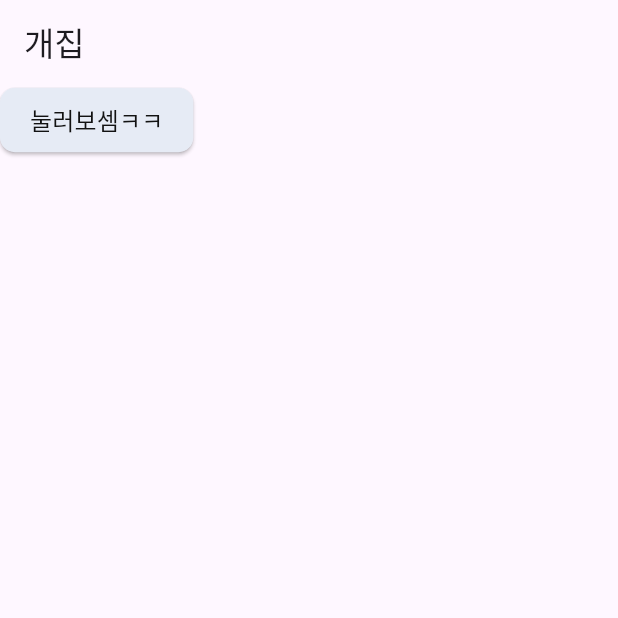
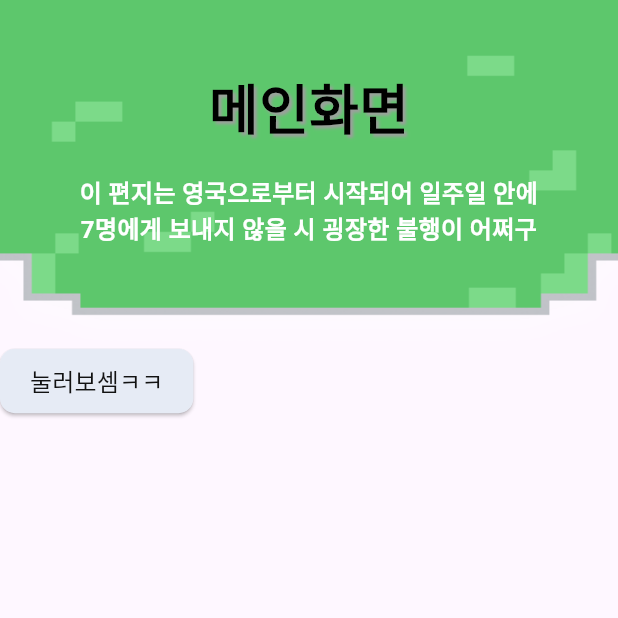
Before and after one commit to pado7sea/Gaenari, a Flutter app: the screen it shows after launch, on a phone screen of 412 x 824 dp, the top half of it. Run offline on Flutter 3.47's test engine with Material 3 defaults, Android fonts, the phone set to English and light mode, and no system bars.

Commit message:
:sparkles: feat : 메인페이지 제작

```diff
--- a/frontend/lib/main.dart
+++ b/frontend/lib/main.dart
@@ -1,6 +1,7 @@
 import 'dart:math';
 
 import 'package:flutter/material.dart';
+import 'package:forsythia/widgets/largeAppBar.dart';
 
 import 'widgets/button.dart';
 
@@ -21,8 +22,9 @@ class _MyAppState extends State<MyApp> {
     return MaterialApp(
       debugShowCheckedModeBanner: false,
       home: Scaffold(
-        appBar: AppBar(
-          title: Text('개집'),
+        appBar: largeAppBar(
+          title: "메인화면",
+          sentence: "이 편지는 영국으로부터 시작되어 일주일 안에 7명에게 보내지 않을 시 굉장한 불행이 어쩌구",
         ),
         body: SmallButton(
           text: !active ? '눌러보셈ㅋㅋ' : '눌러서 색바뀜',
```
